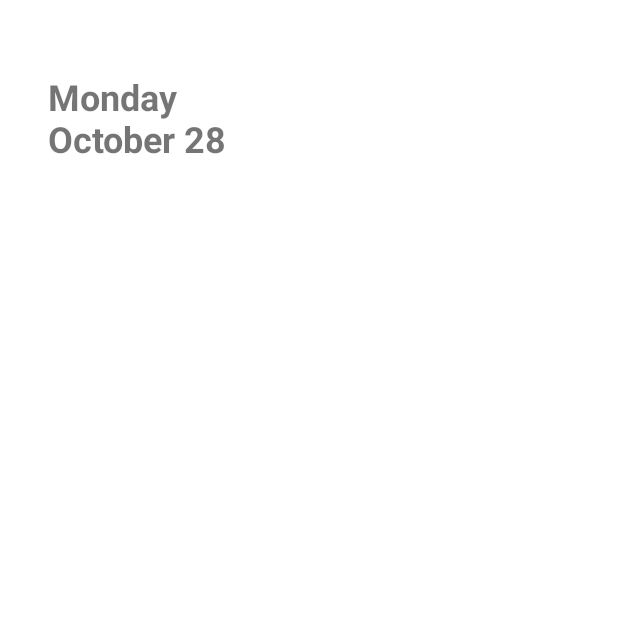
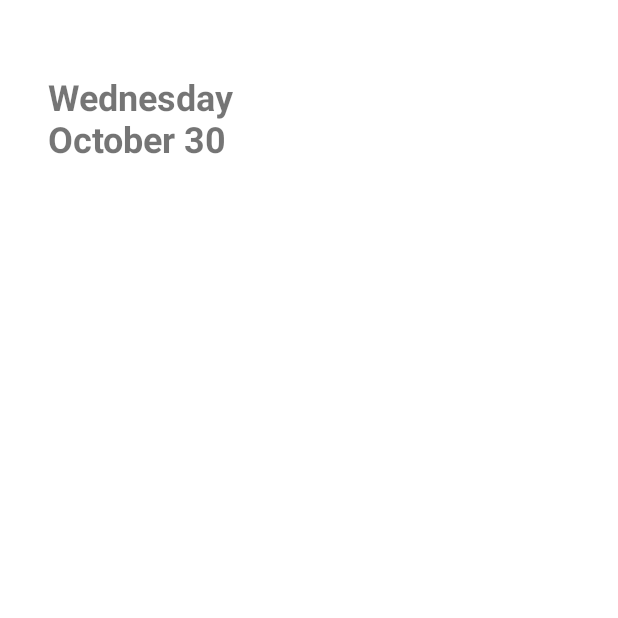
Before and after one commit to arhanikram/BloomBotanica, an Android app: the fragment PlantsFragment placed in its activity, on a phone screen of 412 x 824 dp, the top half of it. Run offline under Robolectric (Android 15) with nearby library versions, the phone set to English and light mode, and no system bars; our stand-ins replace Room's generated code; 1 statement that could not run was skipped.

Commit message:
Updated to add the current date and time

```diff
--- a/app/src/main/java/com/example/bloombotanica/ui/PlantsFragment.java
+++ b/app/src/main/java/com/example/bloombotanica/ui/PlantsFragment.java
@@ -19,6 +19,7 @@ import android.view.LayoutInflater;
 import android.view.View;
 import android.view.ViewGroup;
 import android.widget.ImageView;
+import android.widget.TextView;
 import android.widget.Toast;
 import android.os.Vibrator;
 import android.content.Context;
@@ -31,8 +32,11 @@ import com.example.bloombotanica.database.UserPlantDatabase;
 import com.google.android.material.bottomnavigation.BottomNavigationView;
 import com.google.android.material.floatingactionbutton.FloatingActionButton;
 
+import java.text.SimpleDateFormat;
 import java.util.ArrayList;
+import java.util.Calendar;
 import java.util.List;
+import java.util.Locale;
 
 // TODO: When database is implemented, add progress bars for plants with pending tasks
 // and update the RecyclerView to prioritize plants with tasks at the top.
@@ -49,6 +53,8 @@ public class PlantsFragment extends Fragment implements PlantAdapter.OnPlantLong
     private View dimOverlay;
     private ImageView trashBin;
     private BottomNavigationView bottomNavigationView;
+    private TextView dateText;
+
 
     @Nullable
     @Override
@@ -57,6 +63,10 @@ public class PlantsFragment extends Fragment implements PlantAdapter.OnPlantLong
 
         //initialize user plant database
         userPlantDatabase = UserPlantDatabase.getInstance(requireContext());
+
+        //Set Date
+        dateText = view.findViewById(R.id.date_text);
+        setDate();
 
         //set up trash bin view
         trashBin = view.findViewById(R.id.trash_bin);
@@ -215,6 +225,12 @@ public class PlantsFragment extends Fragment implements PlantAdapter.OnPlantLong
                 .show();
     }
 
+    private void setDate() {
+        SimpleDateFormat dateFormat = new SimpleDateFormat("EEEE\nMMMM d", Locale.getDefault());
+        String currentDate = dateFormat.format(Calendar.getInstance().getTime());
+        dateText.setText(currentDate);
+    }
+
     private void deletePlantFromDatabase(UserPlant plantToDelete, int position) {
         new Thread(() -> {
             userPlantDatabase.userPlantDao().delete(plantToDelete);
--- a/app/src/main/res/layout/fragment_plants.xml
+++ b/app/src/main/res/layout/fragment_plants.xml
@@ -18,11 +18,11 @@
                     android:id="@+id/date_text"
                     android:layout_width="wrap_content"
                     android:layout_height="wrap_content"
-                    android:text="Monday\nOctober 28"
                     android:textSize="24sp"
                     android:textStyle="bold"
                     android:paddingHorizontal="32dp"
                     android:paddingBottom="8dp"/>
+
 
                 <androidx.recyclerview.widget.RecyclerView
                     android:id="@+id/recycler_view"
```
